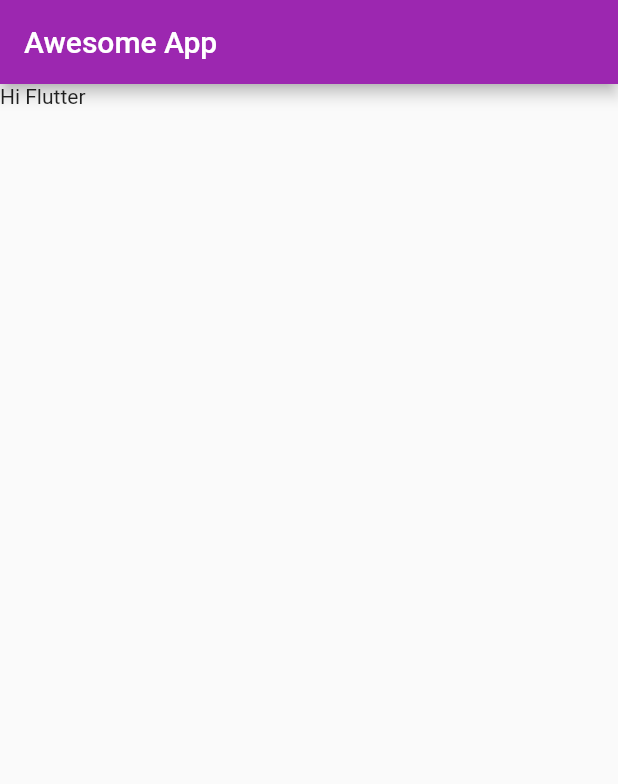
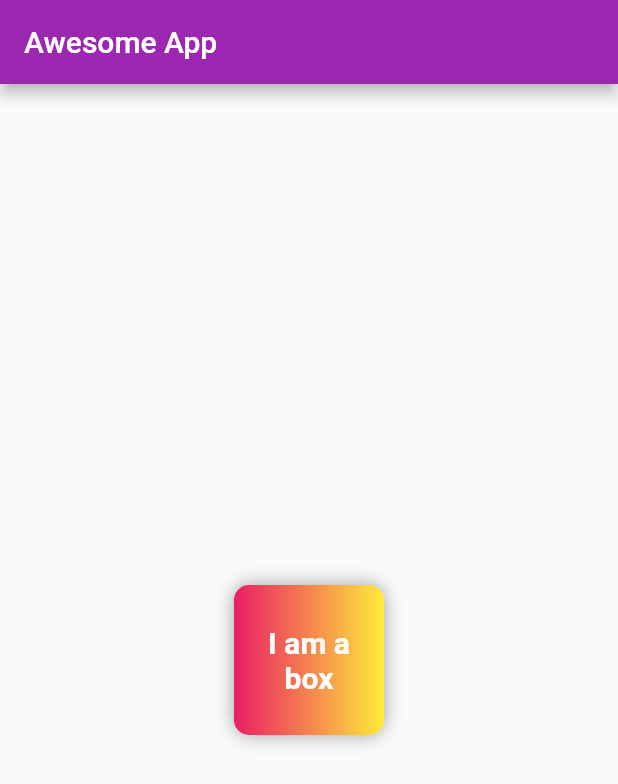
Before and after one commit to Mehul-Bisht/velocityx, a Flutter app: the screen it shows after launch, on a phone screen of 412 x 824 dp. Shown: the top 784 px of the screen. Run offline on Flutter 3.47's test engine with Material 2 defaults, Android fonts, the phone set to English and light mode, and no system bars; our stand-ins replace velocity_x.

Commit message:
Chapter-2

```diff
--- a/lib/main.dart
+++ b/lib/main.dart
@@ -25,9 +25,36 @@
       appBar: AppBar(
       title: Text("Awesome App"),
       ),
-          body: Container(
-        child: Text("Hi Flutter"),
+          body: Center(
+            child: Container(
+              padding: const EdgeInsets.all(8),
+              width: 100,
+              height: 100,
+              alignment: Alignment.center,
+              decoration: BoxDecoration(
+                color: Colors.red,
+                borderRadius: BorderRadius.circular(10),
+                gradient: LinearGradient(colors: [
+                  Colors.pink,
+                  Colors.yellow,
+                ]),
+                boxShadow: [
+                  BoxShadow(
+                    color: Colors.grey,
+                    blurRadius: 10,
+                  )
+                ]
+              ),
+              child: Text(
+                  "I am a box",
+              textAlign: TextAlign.center,
+              style: TextStyle(
+                  fontSize: 20,
+                color: Colors.white,
+                fontWeight: FontWeight.bold,
+              ),),
     ),
+          ),
     );
   }
 }
```
